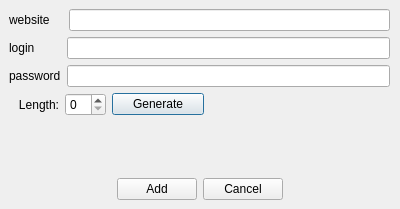
Old version of the form adddialog.ui in the repository S-Kaminski/qt-password-rememberer.
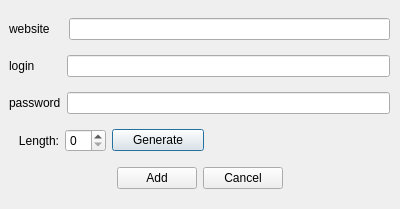
New version of the form.

```diff
--- a/adddialog.ui
+++ b/adddialog.ui
@@ -99,19 +99,6 @@
       </item>
      </layout>
     </item>
-    <item>
-     <spacer name="verticalSpacer">
-      <property name="orientation">
-       <enum>Qt::Vertical</enum>
-      </property>
-      <property name="sizeHint" stdset="0">
-       <size>
-        <width>20</width>
-        <height>40</height>
-       </size>
-      </property>
-     </spacer>
-    </item>
     <item>
      <layout class="QHBoxLayout" name="horizontalLayout_5">
       <item>
```
Left out of the diff: 4 changed lines with no effect on the pictures.
